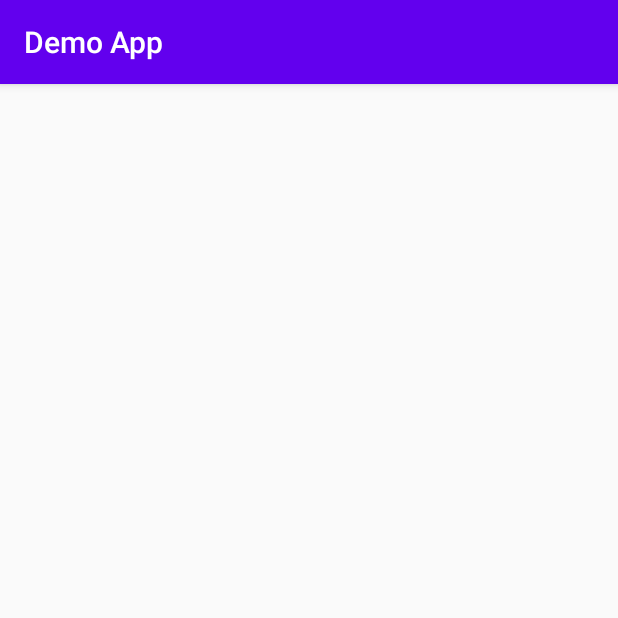
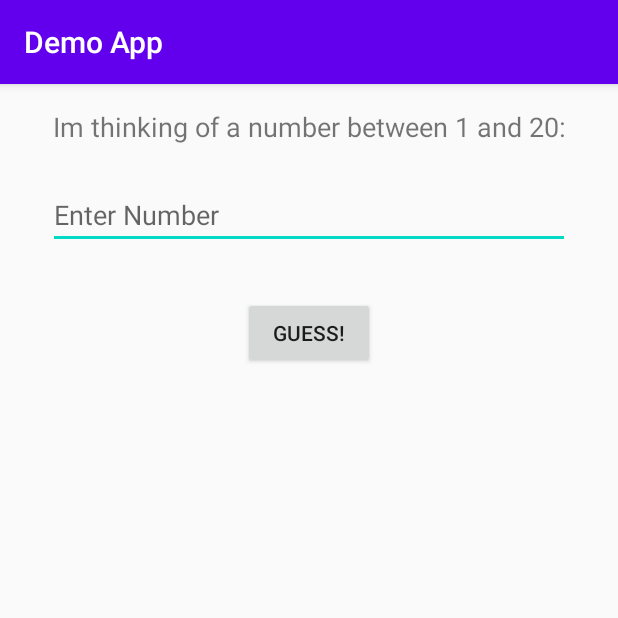
Before and after one commit to NeutralDan/AndroidStudioTesting, an Android app: the screen it shows after launch (MainActivity), on a phone screen of 412 x 824 dp, the top half of it. Run offline under Robolectric (Android 15) with nearby library versions, the phone set to English and light mode, and no system bars.

```diff
--- a/app/src/main/java/com/example/demoapp/MainActivity.java
+++ b/app/src/main/java/com/example/demoapp/MainActivity.java
@@ -2,14 +2,44 @@ package com.example.demoapp;
 
 import androidx.appcompat.app.AppCompatActivity;
 import android.os.Bundle;
+import android.view.View;
+import android.widget.EditText;
+import android.widget.Toast;
+
+import java.util.Random;
 
 public class MainActivity extends AppCompatActivity {
+
+    int answer = 0;
 
     @Override
     protected void onCreate(Bundle savedInstanceState) {
 
         super.onCreate(savedInstanceState);
         setContentView(R.layout.activity_main);
+        Random rand = new Random();
+        answer = rand.nextInt(20) + 1;
     }
 
+    public void guessSubmitted (View view) {
+
+        EditText guessEditText = findViewById(R.id.guessEditText);
+        int guess = Integer.parseInt(guessEditText.getText().toString());
+
+        if (guess > answer) {
+                createToast("Lower");
+            }
+        else if (guess < answer) {
+                createToast("Higher");
+        }
+        else {
+            createToast("Thats the one! Go again");
+            Random rand = new Random();
+            answer = rand.nextInt(20) +1;
+        }
+    }
+
+    public void createToast(String message) {
+        Toast.makeText(MainActivity.this, message, Toast.LENGTH_SHORT).show();
+    }
 }
--- a/app/src/main/res/layout/activity_main.xml
+++ b/app/src/main/res/layout/activity_main.xml
@@ -6,4 +6,52 @@
     android:layout_width="match_parent"
     android:layout_height="match_parent"
     app:layout_anchorGravity="top"
-    tools:context=".MainActivity"/>
+    tools:context=".MainActivity">
+
+    <TextView
+        android:id="@+id/textView"
+        android:layout_width="wrap_content"
+        android:layout_height="wrap_content"
+        android:layout_marginStart="32dp"
+        android:layout_marginLeft="32dp"
+        android:layout_marginTop="16dp"
+        android:layout_marginEnd="32dp"
+        android:layout_marginRight="32dp"
+        android:text="@string/im_thinking_of_a_number_between_1_and_20"
+        android:textSize="18sp"
+        app:layout_constraintEnd_toEndOf="parent"
+        app:layout_constraintStart_toStartOf="parent"
+        app:layout_constraintTop_toTopOf="parent" />
+
+    <EditText
+        android:id="@+id/guessEditText"
+        android:layout_width="0dp"
+        android:layout_height="wrap_content"
+        android:layout_marginStart="32dp"
+        android:layout_marginLeft="32dp"
+        android:layout_marginTop="24dp"
+        android:layout_marginEnd="32dp"
+        android:layout_marginRight="32dp"
+        android:autofillHints=""
+        android:ems="10"
+        android:hint="@string/enter_number"
+        android:inputType="textPersonName"
+        app:layout_constraintEnd_toEndOf="parent"
+        app:layout_constraintStart_toStartOf="parent"
+        app:layout_constraintTop_toBottomOf="@+id/textView" />
+
+    <Button
+        android:id="@+id/guessButton"
+        android:layout_width="wrap_content"
+        android:layout_height="wrap_content"
+        android:layout_marginStart="32dp"
+        android:layout_marginLeft="32dp"
+        android:layout_marginTop="32dp"
+        android:layout_marginEnd="32dp"
+        android:layout_marginRight="32dp"
+        android:onClick="guessSubmitted"
+        android:text="@string/guess"
+        app:layout_constraintEnd_toEndOf="parent"
+        app:layout_constraintStart_toStartOf="parent"
+        app:layout_constraintTop_toBottomOf="@+id/guessEditText" />
+</androidx.constraintlayout.widget.ConstraintLayout>
--- a/app/src/main/res/values/strings.xml
+++ b/app/src/main/res/values/strings.xml
@@ -11,4 +11,7 @@
     <string name="change_image">Change Image</string>
     <string name="todo">TODO</string>
     <string name="enter_dollars_here">Enter dollars here</string>
+    <string name="im_thinking_of_a_number_between_1_and_20">Im thinking of a number between 1 and 20:</string>
+    <string name="guess">Guess!</string>
+    <string name="enter_number">Enter Number</string>
 </resources>
```
